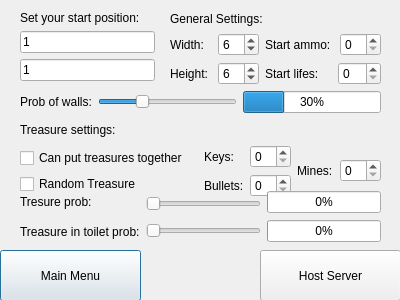
Before: the Qt Designer form hostserver.ui in TeftelTennis/Labyrinth, drawn with Qt 5.
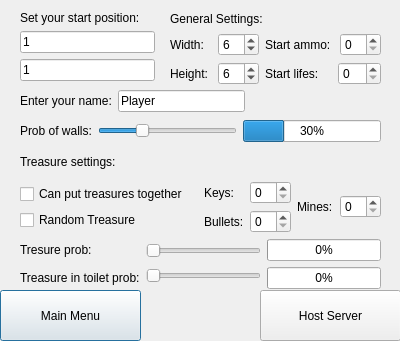
After: the same form once the commit is applied.

```diff
--- a/hostserver.ui
+++ b/hostserver.ui
@@ -7,7 +7,7 @@
     <x>0</x>
     <y>0</y>
     <width>400</width>
-    <height>300</height>
+    <height>341</height>
    </rect>
   </property>
   <property name="windowTitle">
@@ -17,7 +17,7 @@
    <property name="geometry">
     <rect>
      <x>0</x>
-     <y>250</y>
+     <y>290</y>
      <width>141</width>
      <height>51</height>
     </rect>
@@ -30,7 +30,7 @@
    <property name="geometry">
     <rect>
      <x>260</x>
-     <y>250</y>
+     <y>290</y>
      <width>141</width>
      <height>51</height>
     </rect>
@@ -187,15 +187,48 @@
     </item>
    </layout>
   </widget>
-  <widget class="QWidget" name="layoutWidget">
+  <widget class="QWidget" name="">
    <property name="geometry">
     <rect>
      <x>20</x>
      <y>120</y>
      <width>361</width>
-     <height>77</height>
+     <height>169</height>
     </rect>
    </property>
+   <layout class="QVBoxLayout" name="verticalLayout_13">
+    <item>
+     <layout class="QHBoxLayout" name="horizontalLayout_6">
+      <item>
+       <widget class="QLabel" name="label_7">
+        <property name="text">
+         <string>Prob of walls:</string>
+        </property>
+       </widget>
+      </item>
+      <item>
+       <widget class="QSlider" name="wallProb">
+        <property name="maximum">
+         <number>100</number>
+        </property>
+        <property name="value">
+         <number>30</number>
+        </property>
+        <property name="orientation">
+         <enum>Qt::Horizontal</enum>
+        </property>
+       </widget>
+      </item>
+      <item>
+       <widget class="QProgressBar" name="progressBar">
+        <property name="value">
+         <number>30</number>
+        </property>
+       </widget>
+      </item>
+     </layout>
+    </item>
+    <item>
    <layout class="QVBoxLayout" name="verticalLayout_9">
     <item>
      <widget class="QLabel" name="label_8">
@@ -292,55 +325,8 @@
      </layout>
     </item>
    </layout>
-  </widget>
-  <widget class="QWidget" name="layoutWidget">
-   <property name="geometry">
-    <rect>
-     <x>20</x>
-     <y>90</y>
-     <width>361</width>
-     <height>24</height>
-    </rect>
-   </property>
-   <layout class="QHBoxLayout" name="horizontalLayout_6">
-    <item>
-     <widget class="QLabel" name="label_7">
-      <property name="text">
-       <string>Prob of walls:</string>
-      </property>
-     </widget>
     </item>
     <item>
-     <widget class="QSlider" name="wallProb">
-      <property name="maximum">
-       <number>100</number>
-      </property>
-      <property name="value">
-       <number>30</number>
-      </property>
-      <property name="orientation">
-       <enum>Qt::Horizontal</enum>
-      </property>
-     </widget>
-    </item>
-    <item>
-     <widget class="QProgressBar" name="progressBar">
-      <property name="value">
-       <number>30</number>
-      </property>
-     </widget>
-    </item>
-   </layout>
-  </widget>
-  <widget class="QWidget" name="layoutWidget">
-   <property name="geometry">
-    <rect>
-     <x>20</x>
-     <y>190</y>
-     <width>361</width>
-     <height>54</height>
-    </rect>
-   </property>
    <layout class="QHBoxLayout" name="horizontalLayout_13">
     <item>
      <layout class="QVBoxLayout" name="verticalLayout_10">
@@ -403,6 +389,34 @@
      </layout>
     </item>
    </layout>
+    </item>
+   </layout>
+  </widget>
+  <widget class="QWidget" name="">
+   <property name="geometry">
+    <rect>
+     <x>20</x>
+     <y>90</y>
+     <width>225</width>
+     <height>22</height>
+    </rect>
+   </property>
+   <layout class="QHBoxLayout" name="horizontalLayout_14">
+    <item>
+     <widget class="QLabel" name="label_14">
+      <property name="text">
+       <string>Enter your name:</string>
+      </property>
+     </widget>
+    </item>
+    <item>
+     <widget class="QLineEdit" name="nameLine">
+      <property name="text">
+       <string>Player</string>
+      </property>
+     </widget>
+    </item>
+   </layout>
   </widget>
   <zorder>layoutWidget</zorder>
   <zorder>layoutWidget</zorder>
```
Left out of the diff: 2 changed lines with no effect on the pictures. Lines whose indentation alone changed are shown as unchanged.
